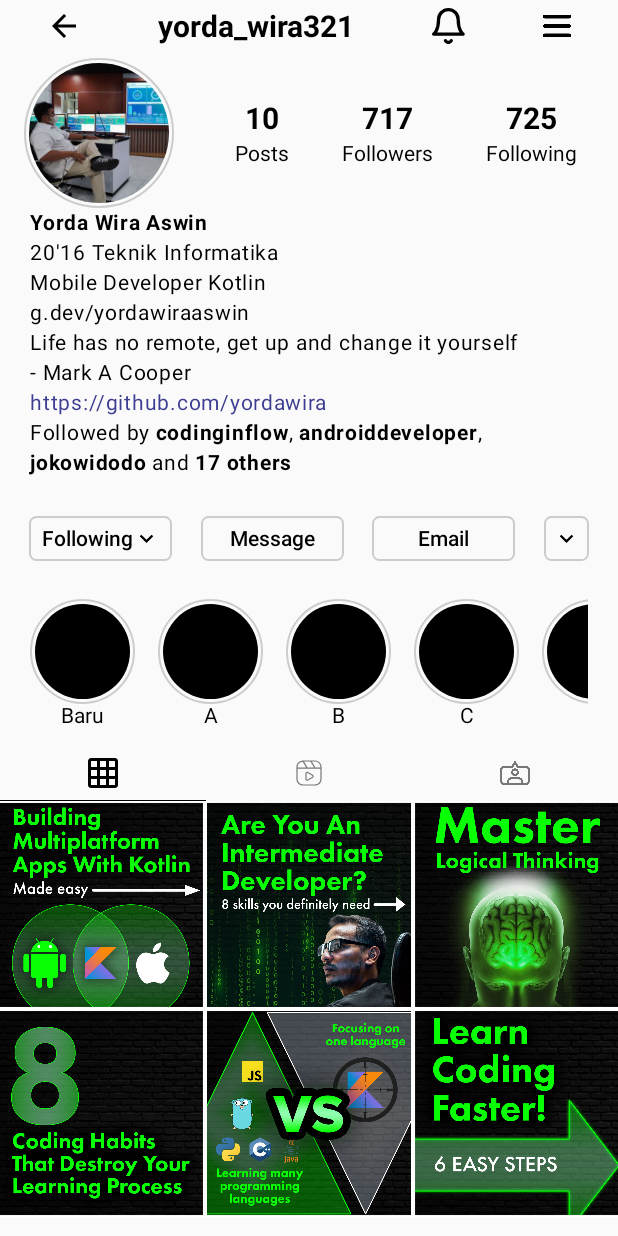
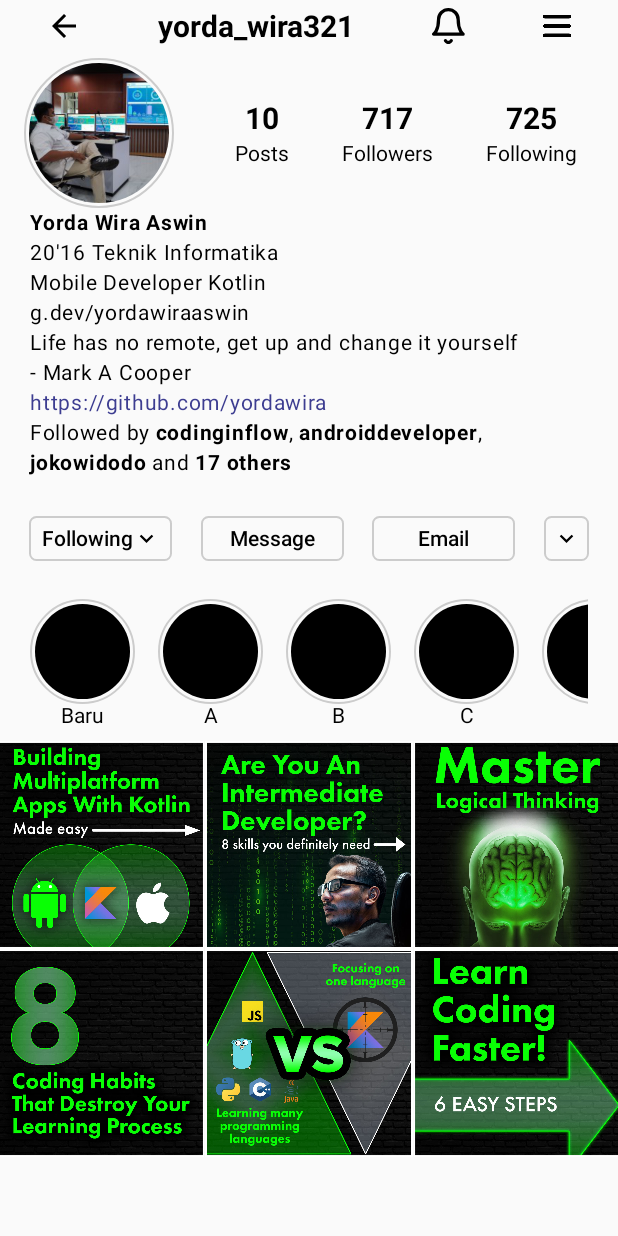
Before and after one commit to yordawira/Instagram, an Android app built with Jetpack Compose: the screen it shows after launch (MainActivity), on a phone screen of 412 x 824 dp. Run offline under Robolectric (Android 15) with nearby library versions, the phone set to English and light mode, and no system bars.

Commit message:
modified library

```diff
--- a/app/src/main/java/com/catty/instagram/ProfileScreen.kt
+++ b/app/src/main/java/com/catty/instagram/ProfileScreen.kt
@@ -1,5 +1,6 @@
 package com.catty.instagram
 
+import android.graphics.drawable.Icon
 import androidx.compose.foundation.ExperimentalFoundationApi
 import androidx.compose.foundation.Image
 import androidx.compose.foundation.border
@@ -29,6 +30,7 @@ import androidx.compose.ui.text.font.FontWeight
 import androidx.compose.ui.text.style.TextAlign
 import androidx.compose.ui.text.style.TextOverflow
 import androidx.compose.ui.tooling.preview.Preview
+import androidx.compose.ui.unit.Dp
 import androidx.compose.ui.unit.dp
 import androidx.compose.ui.unit.sp
 
@@ -109,24 +111,6 @@ fun ProfileScreen() {
                 .padding(horizontal = 20.dp)
         )
         Spacer(modifier = Modifier.height(10.dp))
-        PostTabView(
-            imageWithTexts = listOf(
-                ImageWithText(
-                    image = painterResource(id = R.drawable.ic_grid),
-                    text = "Posts"
-                ),
-                ImageWithText(
-                    image = painterResource(id = R.drawable.ic_reels),
-                    text = "Reels"
-                ),
-                ImageWithText(
-                    image = painterResource(id = R.drawable.ic_avatar),
-                    text = "Profile"
-                ),
-            )
-        ) {
-            selectedTabIndex = it
-        }
         when(selectedTabIndex) {
             0 -> PostSection(
                 posts = listOf(
@@ -180,6 +164,16 @@ fun TopBar(
             modifier = Modifier.size(20.dp)
         )
     }
+}
+
+@Composable
+fun BottomNavigation(
+    modifier: Modifier = Modifier,
+    backgroundColor: Color = MaterialTheme.colors.primarySurface,
+    contentColor: Color = contentColorFor(backgroundColor),
+    elevation: Dp = BottomNavigationDefaults.Elevation,
+    content: @Composable RowScope.() -> Unit
+): Unit {
 }
 
 @Composable
```
